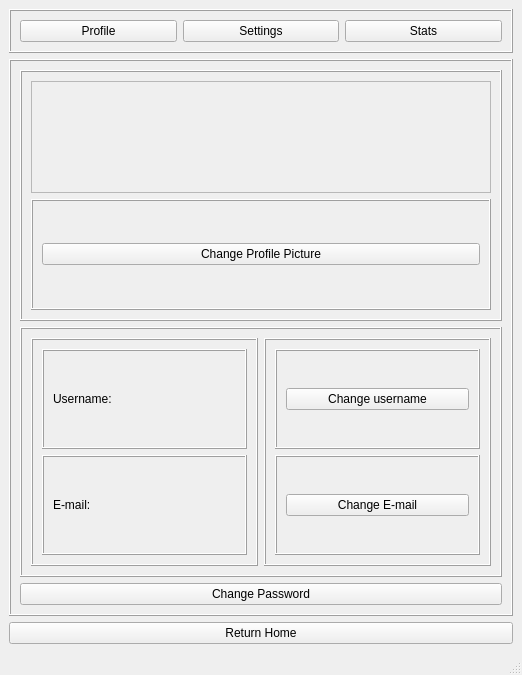
Above: app/frontend/qtdesigner/profile_design.ui from Webtamu/shumi before the change. Below: the same form after it.
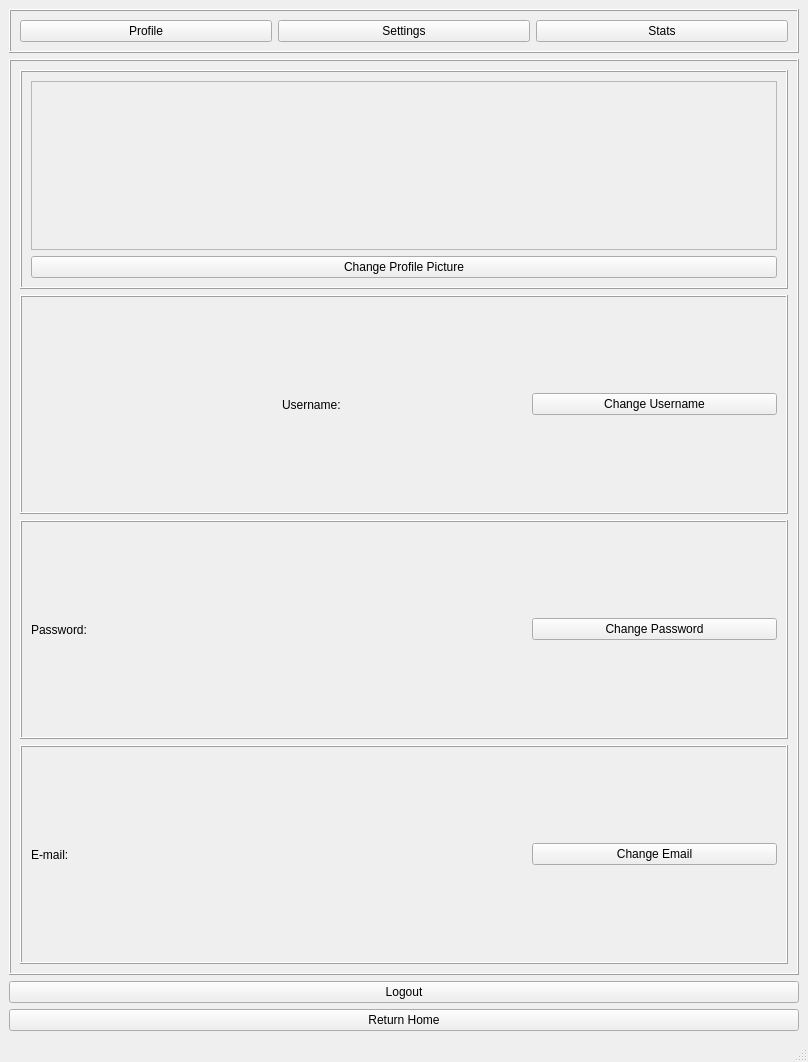
That is the form after the change. Icons and pictures are not drawn.

Commit message: JWT bugfix, logout, etc

Patch:
```diff
--- a/app/frontend/qtdesigner/profile_design.ui
+++ b/app/frontend/qtdesigner/profile_design.ui
@@ -6,8 +6,8 @@
    <rect>
     <x>0</x>
     <y>0</y>
-    <width>522</width>
-    <height>675</height>
+    <width>808</width>
+    <height>1062</height>
    </rect>
   </property>
   <property name="windowTitle">
@@ -55,6 +55,15 @@
      </widget>
     </item>
     <item>
+     <widget class="QFrame" name="frame_3">
+      <property name="frameShape">
+       <enum>QFrame::Shape::Box</enum>
+      </property>
+      <property name="frameShadow">
+       <enum>QFrame::Shadow::Raised</enum>
+      </property>
+      <layout class="QVBoxLayout" name="verticalLayout">
+       <item>
      <widget class="QFrame" name="frame_6">
       <property name="frameShape">
        <enum>QFrame::Box</enum>
@@ -64,15 +73,6 @@
       </property>
       <layout class="QVBoxLayout" name="verticalLayout_3">
        <item>
-        <widget class="QFrame" name="frame_2">
-         <property name="frameShape">
-          <enum>QFrame::Box</enum>
-         </property>
-         <property name="frameShadow">
-          <enum>QFrame::Raised</enum>
-         </property>
-         <layout class="QVBoxLayout" name="verticalLayout">
-          <item>
            <widget class="QFrame" name="frame_12">
             <property name="frameShape">
              <enum>QFrame::StyledPanel</enum>
@@ -83,8 +83,8 @@
             <widget class="QLabel" name="label">
              <property name="geometry">
               <rect>
-               <x>180</x>
-               <y>0</y>
+               <x>320</x>
+               <y>50</y>
                <width>101</width>
                <height>101</height>
               </rect>
@@ -111,16 +111,7 @@
            </widget>
           </item>
           <item>
-           <widget class="QFrame" name="frame_11">
-            <property name="frameShape">
-             <enum>QFrame::Box</enum>
-            </property>
-            <property name="frameShadow">
-             <enum>QFrame::Raised</enum>
-            </property>
-            <layout class="QHBoxLayout" name="horizontalLayout_8">
-             <item>
-              <widget class="QPushButton" name="pushButton_7">
+           <widget class="QPushButton" name="btnChangeProfilePic">
                <property name="text">
                 <string>Change Profile Picture</string>
                </property>
@@ -129,27 +120,6 @@
             </layout>
            </widget>
           </item>
-         </layout>
-        </widget>
-       </item>
-       <item>
-        <widget class="QFrame" name="frame_7">
-         <property name="frameShape">
-          <enum>QFrame::Box</enum>
-         </property>
-         <property name="frameShadow">
-          <enum>QFrame::Raised</enum>
-         </property>
-         <layout class="QHBoxLayout" name="horizontalLayout_2">
-          <item>
-           <widget class="QFrame" name="frame_3">
-            <property name="frameShape">
-             <enum>QFrame::Box</enum>
-            </property>
-            <property name="frameShadow">
-             <enum>QFrame::Raised</enum>
-            </property>
-            <layout class="QVBoxLayout" name="verticalLayout_2">
              <item>
               <widget class="QFrame" name="frame_5">
                <property name="frameShape">
@@ -159,13 +129,6 @@
                 <enum>QFrame::Raised</enum>
                </property>
                <layout class="QHBoxLayout" name="horizontalLayout_5">
-                <item>
-                 <widget class="QLabel" name="label_7">
-                  <property name="text">
-                   <string>Username:</string>
-                  </property>
-                 </widget>
-                </item>
                 <item>
                  <widget class="QLabel" name="lblUsername">
                   <property name="text">
@@ -173,6 +136,53 @@
                   </property>
                  </widget>
                 </item>
+          <item>
+           <widget class="QLabel" name="label_7">
+            <property name="text">
+             <string>Username:</string>
+            </property>
+           </widget>
+          </item>
+          <item>
+           <widget class="QPushButton" name="btnChangeUsername">
+            <property name="text">
+             <string>Change Username</string>
+            </property>
+           </widget>
+          </item>
+         </layout>
+        </widget>
+       </item>
+       <item>
+        <widget class="QFrame" name="frame_2">
+         <property name="frameShape">
+          <enum>QFrame::Shape::Box</enum>
+         </property>
+         <property name="frameShadow">
+          <enum>QFrame::Shadow::Raised</enum>
+         </property>
+         <layout class="QHBoxLayout" name="horizontalLayout_2">
+          <item>
+           <widget class="QLabel" name="label_8">
+            <property name="text">
+             <string>Password:</string>
+            </property>
+           </widget>
+          </item>
+          <item>
+           <widget class="QLabel" name="lblPassword">
+            <property name="text">
+             <string>&lt;password&gt;</string>
+            </property>
+           </widget>
+          </item>
+          <item>
+           <widget class="QPushButton" name="btnChangePassword">
+            <property name="text">
+             <string>Change Password</string>
+            </property>
+           </widget>
+          </item>
                </layout>
               </widget>
              </item>
@@ -199,57 +209,11 @@
                   </property>
                  </widget>
                 </item>
-               </layout>
-              </widget>
-             </item>
-            </layout>
-           </widget>
-          </item>
-          <item>
-           <widget class="QFrame" name="frame_8">
-            <property name="frameShape">
-             <enum>QFrame::Box</enum>
-            </property>
-            <property name="frameShadow">
-             <enum>QFrame::Raised</enum>
-            </property>
-            <layout class="QVBoxLayout" name="verticalLayout_5">
-             <item>
-              <widget class="QFrame" name="frame_9">
-               <property name="frameShape">
-                <enum>QFrame::Box</enum>
-               </property>
-               <property name="frameShadow">
-                <enum>QFrame::Raised</enum>
-               </property>
-               <layout class="QHBoxLayout" name="horizontalLayout_6">
-                <item>
-                 <widget class="QPushButton" name="btnChangeUsername">
-                  <property name="text">
-                   <string>Change username</string>
-                  </property>
-                 </widget>
-                </item>
-               </layout>
-              </widget>
-             </item>
-             <item>
-              <widget class="QFrame" name="frame_10">
-               <property name="frameShape">
-                <enum>QFrame::Box</enum>
-               </property>
-               <property name="frameShadow">
-                <enum>QFrame::Raised</enum>
-               </property>
-               <layout class="QHBoxLayout" name="horizontalLayout_7">
                 <item>
                  <widget class="QPushButton" name="btnChangeEmail">
                   <property name="text">
-                   <string>Change E-mail</string>
-                  </property>
-                 </widget>
-                </item>
-               </layout>
+             <string>Change Email</string>
+            </property>
               </widget>
              </item>
             </layout>
@@ -259,13 +223,10 @@
         </widget>
        </item>
        <item>
-        <widget class="QPushButton" name="btnChangePassword">
+     <widget class="QPushButton" name="btnLogout">
          <property name="text">
-          <string>Change Password</string>
-         </property>
-        </widget>
-       </item>
-      </layout>
+       <string>Logout</string>
+      </property>
      </widget>
     </item>
     <item>
```
Left out of the diff: 32 changed lines with no effect on the pictures. Lines whose indentation alone changed are shown as unchanged. The commit also changes 8 other files.
